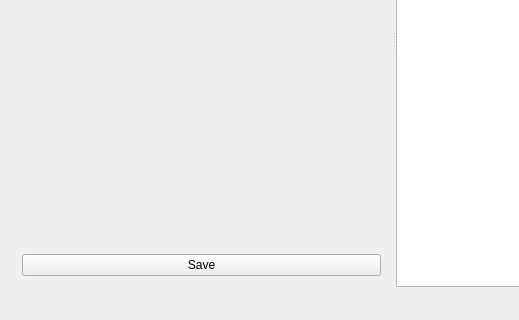
First picture: the form in mainwindow.ui, repository PLLUG-Community-C-Qt-Roadmap/CPPQT-2016-2-CafeMenuEditor, before the edit; both pictures show x 0 to 519 and y 267 to 587 of the 950 by 587 pixel window.
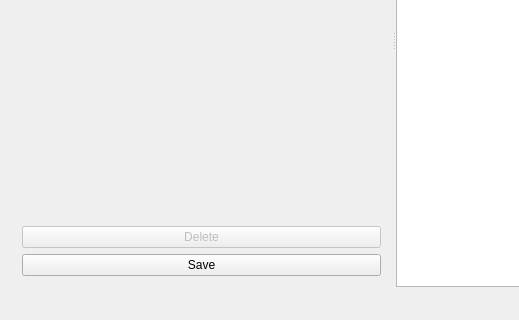
Second picture: the form after the edit. Custom widgets are drawn as their Qt base class.

Commit message: Implemented button delete (6 task).

```diff
--- a/mainwindow.ui
+++ b/mainwindow.ui
@@ -67,8 +67,16 @@
          </layout>
         </item>
         <item>
-         <widget class="EditorDelegate" name="menuEditorDelegate" native="true">
-          <zorder>gridLayoutWidget</zorder>
+         <widget class="EditorDelegate" name="menuEditorDelegate" native="true"/>
+        </item>
+        <item>
+         <widget class="QPushButton" name="buttonDelete">
+          <property name="enabled">
+           <bool>false</bool>
+          </property>
+          <property name="text">
+           <string>Delete</string>
+          </property>
          </widget>
         </item>
         <item>
```
Left out of the diff: 4 changed lines with no effect on the pictures. The commit also changes 10 other files.
